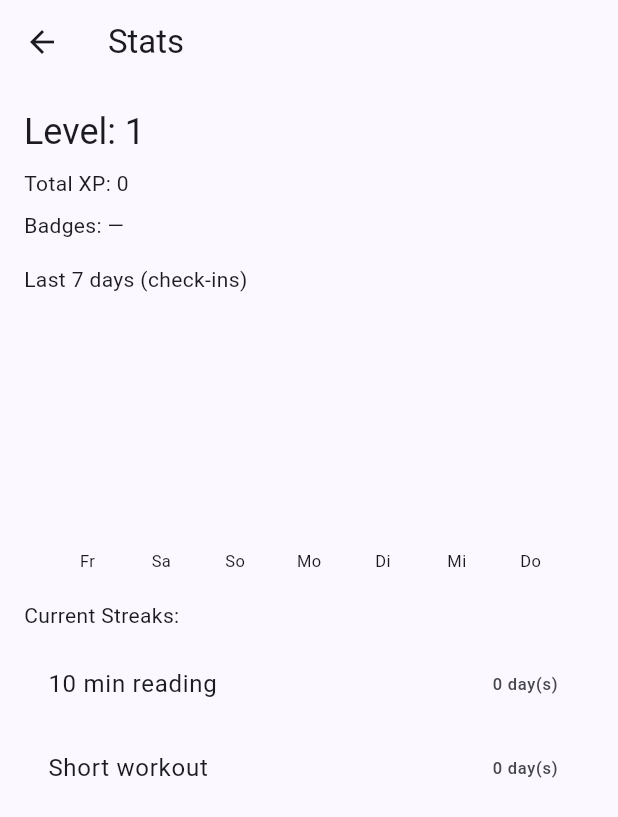
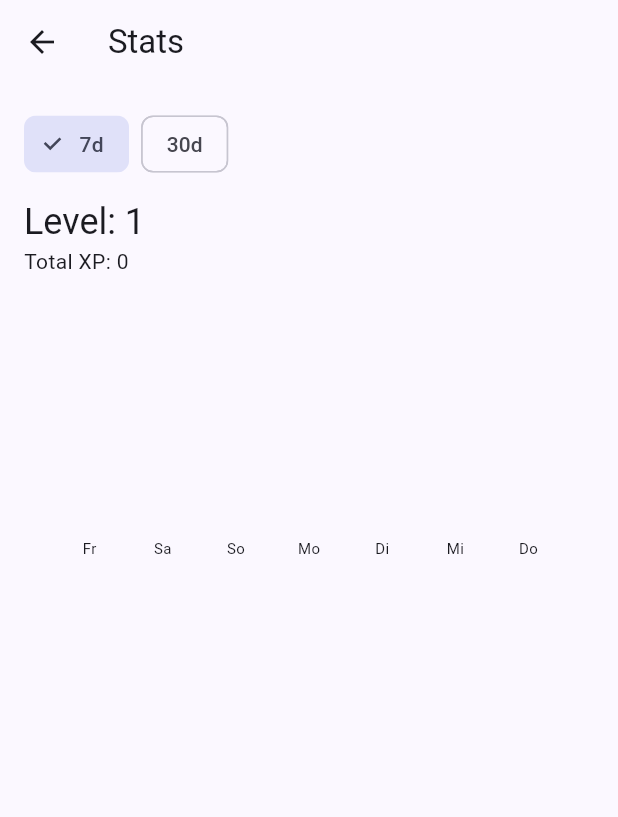
Before and after one commit to rurfy/habit-tracker, a Flutter app: the screen it shows after launch, after a tap on the "insights" icon, on a phone screen of 412 x 824 dp. Shown: the top 817 px of the screen. Run offline on Flutter 3.47's test engine with Material 3 defaults, Android fonts, the phone set to English and light mode, and no system bars; drawn by our look-alikes of fl_chart; our stand-ins replace flutter_local_notifications, shared_preferences, timezone.

Commit message:
Added notifications and stateful stats screen with week/month toggle

```diff
--- a/frontend/lib/main.dart
+++ b/frontend/lib/main.dart
@@ -1,10 +1,13 @@
 import 'package:flutter/material.dart';
+import 'package:levelup_habits/services/notification_service.dart';
 import 'package:provider/provider.dart';
 import 'providers/habit_provider.dart';
-import 'providers/theme_provider.dart'; // <-- neu
+import 'providers/theme_provider.dart';
 import 'screens/home_screen.dart';
 
-void main() {
+void main() async {
+  WidgetsFlutterBinding.ensureInitialized();
+  await NotificationService.init();
   runApp(const LevelUpApp());
 }
 
--- a/frontend/lib/providers/habit_provider.dart
+++ b/frontend/lib/providers/habit_provider.dart
@@ -136,4 +136,19 @@ class HabitProvider extends ChangeNotifier {
     }
     return counts;
   }
+
+  List<int> lastNDaysCounts(int n) {
+    final today = DateTime.now();
+    final counts = List<int>.filled(n, 0);
+    for (final h in _habits) {
+      for (final d in h.checkins) {
+        final dd = DateTime(d.year, d.month, d.day);
+        final diff = today.difference(dd).inDays;
+        if (diff >= 0 && diff < n) {
+          counts[n - 1 - diff] += 1;
+        }
+      }
+    }
+    return counts;
+  }
 }
--- a/frontend/lib/screens/stats_screen.dart
+++ b/frontend/lib/screens/stats_screen.dart
@@ -3,30 +3,44 @@ import 'package:provider/provider.dart';
 import 'package:fl_chart/fl_chart.dart'; // <-- NEU
 import '../providers/habit_provider.dart';
 
-class StatsScreen extends StatelessWidget {
+class StatsScreen extends StatefulWidget {
   const StatsScreen({super.key});
+  @override
+  State<StatsScreen> createState() => _StatsScreenState();
+}
+
+class _StatsScreenState extends State<StatsScreen> {
+  int range = 7; // 7 oder 30
 
   @override
   Widget build(BuildContext context) {
     final p = context.watch<HabitProvider>();
-    final data = p.last7DaysCounts();
-    final labels = _weekdayLabels();
+    final data = p.lastNDaysCounts(range);
+    final labels = _weekdayLabels(range);
 
     return Scaffold(
       appBar: AppBar(title: const Text('Stats')),
       body: Padding(
-        padding: const EdgeInsets.all(16.0),
+        padding: const EdgeInsets.all(16),
         child: Column(
           crossAxisAlignment: CrossAxisAlignment.start,
           children: [
-            Text('Level: ${p.level}', style: Theme.of(context).textTheme.headlineSmall),
-            const SizedBox(height: 8),
+            Row(children: [
+              ChoiceChip(
+                  label: const Text('7d'),
+                  selected: range == 7,
+                  onSelected: (_) => setState(() => range = 7)),
+              const SizedBox(width: 8),
+              ChoiceChip(
+                  label: const Text('30d'),
+                  selected: range == 30,
+                  onSelected: (_) => setState(() => range = 30)),
+            ]),
+            const SizedBox(height: 12),
+            Text('Level: ${p.level}',
+                style: Theme.of(context).textTheme.headlineSmall),
             Text('Total XP: ${p.totalXpAllTime}'),
-            const SizedBox(height: 8),
-            Text('Badges: ${p.earnedBadges.isEmpty ? '—' : p.earnedBadges.join(', ')}'),
-            const SizedBox(height: 16),
-            const Text('Last 7 days (check-ins)'),
-            const SizedBox(height: 8),
+            const SizedBox(height: 12),
             SizedBox(
               height: 180,
               child: BarChart(
@@ -34,57 +48,50 @@ class StatsScreen extends StatelessWidget {
                   borderData: FlBorderData(show: false),
                   gridData: const FlGridData(show: false),
                   titlesData: FlTitlesData(
-                    leftTitles: const AxisTitles(sideTitles: SideTitles(showTitles: false)),
-                    topTitles: const AxisTitles(sideTitles: SideTitles(showTitles: false)),
-                    rightTitles: const AxisTitles(sideTitles: SideTitles(showTitles: false)),
+                    leftTitles: const AxisTitles(
+                        sideTitles: SideTitles(showTitles: false)),
+                    topTitles: const AxisTitles(
+                        sideTitles: SideTitles(showTitles: false)),
+                    rightTitles: const AxisTitles(
+                        sideTitles: SideTitles(showTitles: false)),
                     bottomTitles: AxisTitles(
                       sideTitles: SideTitles(
                         showTitles: true,
                         getTitlesWidget: (value, meta) {
                           final i = value.toInt();
-                          if (i < 0 || i > 6) return const SizedBox.shrink();
+                          if (i < 0 || i >= labels.length) {
+                            return const SizedBox.shrink();
+                          }
                           return Padding(
-                            padding: const EdgeInsets.only(top: 4.0),
-                            child: Text(labels[i], style: const TextStyle(fontSize: 11)),
+                            padding: const EdgeInsets.only(top: 4),
+                            child: Text(labels[i],
+                                style: const TextStyle(fontSize: 10)),
                           );
                         },
                       ),
                     ),
                   ),
-                  barGroups: List.generate(7, (i) {
-                    return BarChartGroupData(
-                      x: i,
-                      barRods: [BarChartRodData(toY: data[i].toDouble(), width: 14)],
-                    );
-                  }),
+                  barGroups: List.generate(
+                    data.length,
+                    (i) => BarChartGroupData(x: i, barRods: [
+                      BarChartRodData(toY: data[i].toDouble(), width: 10)
+                    ]),
+                  ),
                 ),
               ),
             ),
-            const SizedBox(height: 16),
-            const Text('Current Streaks:'),
-            const SizedBox(height: 8),
-            Expanded(
-              child: ListView.builder(
-                itemCount: p.habits.length,
-                itemBuilder: (_, i) {
-                  final h = p.habits[i];
-                  return ListTile(
-                    title: Text(h.title),
-                    trailing: Text('${p.streakFor(h)} day(s)'),
-                  );
-                },
-              ),
-            ),
+            // ... dein Rest (Streak-Liste etc.)
           ],
         ),
       ),
     );
   }
 
-  List<String> _weekdayLabels() {
+  List<String> _weekdayLabels(int n) {
     final now = DateTime.now();
-    final days = List<DateTime>.generate(7, (i) => now.subtract(Duration(days: 6 - i)));
-    const short = ['Mo','Di','Mi','Do','Fr','Sa','So'];
+    final days = List<DateTime>.generate(
+        n, (i) => now.subtract(Duration(days: n - 1 - i)));
+    const short = ['Mo', 'Di', 'Mi', 'Do', 'Fr', 'Sa', 'So'];
     return days.map((d) => short[d.weekday - 1]).toList();
   }
 }
--- /dev/null
+++ b/frontend/lib/services/notification_service.dart
@@ -0,0 +1,68 @@
+import 'package:flutter_local_notifications/flutter_local_notifications.dart';
+import 'package:timezone/data/latest_all.dart' as tz;
+import 'package:timezone/timezone.dart' as tz;
+import 'package:flutter/foundation.dart' show kIsWeb;
+import 'dart:io' show Platform;
+
+class NotificationService {
+  static final _plugin = FlutterLocalNotificationsPlugin();
+
+  static Future<void> init() async {
+    // Timezone init
+    tz.initializeTimeZones();
+    final locName = tz.local.name; // best effort
+    tz.setLocalLocation(tz.getLocation(locName));
+
+    const androidInit = AndroidInitializationSettings('@mipmap/ic_launcher');
+    const iosInit = DarwinInitializationSettings(
+      requestAlertPermission: true,
+      requestBadgePermission: true,
+      requestSoundPermission: true,
+    );
+    const initSettings =
+        InitializationSettings(android: androidInit, iOS: iosInit);
+    await _plugin.initialize(initSettings);
+  }
+
+  static Future<void> scheduleDaily({
+    required int id,
+    required int hour,
+    required int minute,
+    required String title,
+    String? body,
+  }) async {
+    if (kIsWeb) return; // Web kann keine Notifications
+    if (!(Platform.isAndroid || Platform.isIOS)) {
+      return; // Andere Plattformen ignorieren
+    }
+
+    final now = tz.TZDateTime.now(tz.local);
+    var scheduled =
+        tz.TZDateTime(tz.local, now.year, now.month, now.day, hour, minute);
+    if (scheduled.isBefore(now)) {
+      scheduled = scheduled.add(const Duration(days: 1));
+    }
+
+    await _plugin.zonedSchedule(
+      id,
+      title,
+      body ?? 'Time for $title',
+      scheduled,
+      const NotificationDetails(
+        android: AndroidNotificationDetails(
+          'habits',
+          'Habits',
+          importance: Importance.max,
+          priority: Priority.high,
+        ),
+        iOS: DarwinNotificationDetails(),
+      ),
+      androidScheduleMode: AndroidScheduleMode.exactAllowWhileIdle,
+      uiLocalNotificationDateInterpretation:
+          UILocalNotificationDateInterpretation.absoluteTime,
+      matchDateTimeComponents: DateTimeComponents.time,
+    );
+  }
+
+  static Future<void> cancel(int id) => _plugin.cancel(id);
+}
--- a/frontend/pubspec.yaml
+++ b/frontend/pubspec.yaml
@@ -12,6 +12,8 @@ dependencies:
   provider: ^6.0.5
   shared_preferences: ^2.2.2
   fl_chart: ^0.68.0
+  flutter_local_notifications: ^17.2.3
+  timezone: ^0.9.2
 
 dev_dependencies:
   flutter_test:
```
Also changed, not shown: frontend/lib/screens/home_screen.dart (+41 -6 lines), frontend/pubspec.lock, 3 other files.
